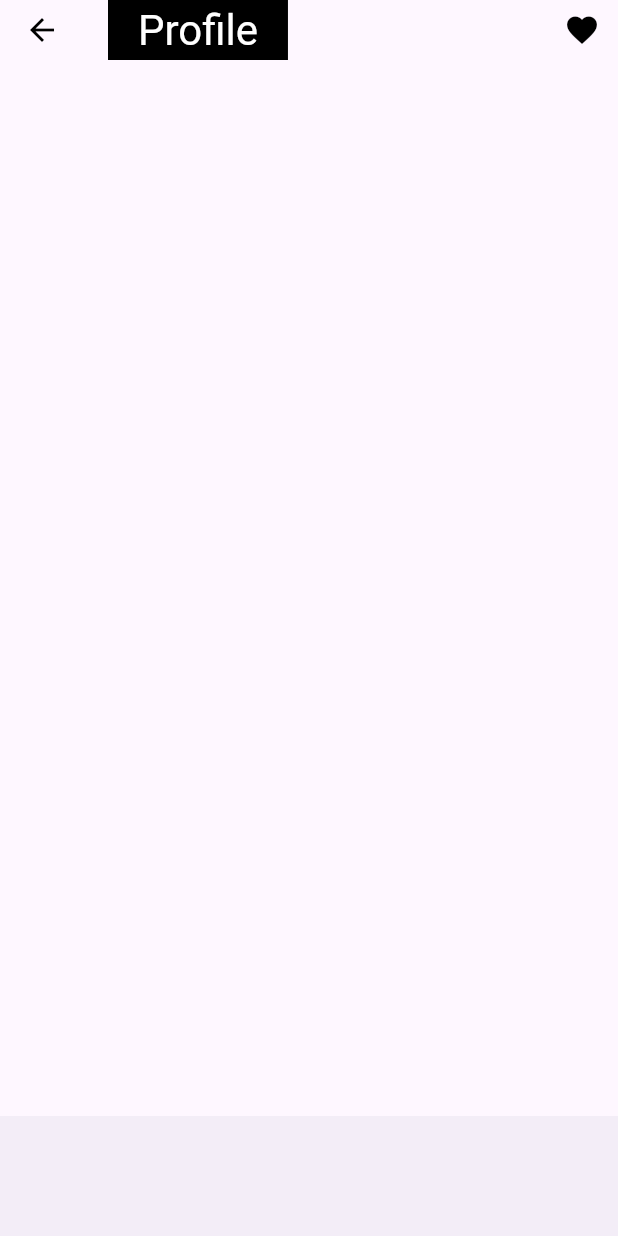
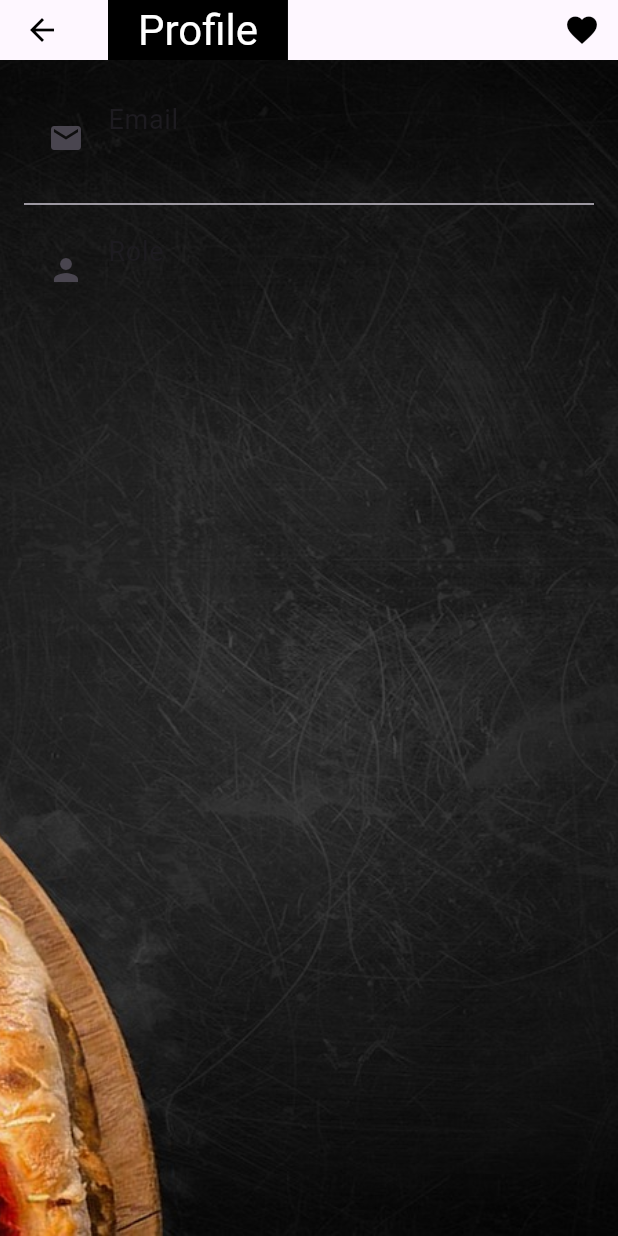
Before and after one commit to siwarbo/mh, a Flutter app: the ProfileUser screen opened by its route, on a phone screen of 412 x 824 dp. Run offline on Flutter 3.47's test engine with Material 3 defaults, Android fonts, the phone set to English and light mode, and no system bars; our stand-ins replace bloc, carousel_slider, cloud_firestore, equatable, firebase_auth, firebase_core and 4 more; accounts and stored records are empty.

Commit message:
complete the add data User from firestore

```diff
--- a/lib/features/user_auth/firebase_auth_implementation/firebase_auth_services.dart
+++ b/lib/features/user_auth/firebase_auth_implementation/firebase_auth_services.dart
@@ -6,6 +6,37 @@ import '../../../global/common/toast.dart';
 
 class FirebaseAuthService {
   FirebaseAuth _auth = FirebaseAuth.instance;
+
+  // Method to get the current user's UID
+  String? getCurrentUserUID() {
+    try {
+      return _auth.currentUser?.uid;
+    } catch (e) {
+      print('Error getting current user UID: $e');
+      return null;
+    }
+  }
+
+  // Method to get the user's email from Firestore
+  Future<String?> getUserEmailFromFirestore(String uid) async {
+    try {
+      DocumentSnapshot snapshot =
+          await FirebaseFirestore.instance.collection('users').doc(uid).get();
+      if (snapshot.exists) {
+        return snapshot.get('email');
+      } else {
+        showToast(message: 'User document does not exist');
+        return null;
+      }
+    } catch (e) {
+      showToast(message: 'Error fetching user email: $e');
+      return null;
+    }
+  }
+
+  // Method to get the user's role from Firestore
+
+
 
   Future<User?> signUpWithEmailAndPassword(
       String email, String password) async {
--- a/lib/screens/profileUser/profile_user_screen.dart
+++ b/lib/screens/profileUser/profile_user_screen.dart
@@ -1,7 +1,8 @@
+import 'package:alh/features/user_auth/firebase_auth_implementation/firebase_auth_services.dart';
 import 'package:alh/widgetts/widgets.dart';
 import 'package:flutter/material.dart';
 
-class ProfileUser extends StatelessWidget {
+class ProfileUser extends StatefulWidget {
   static const String routeName = '/user'; // Define route name
 
   static Route route() {
@@ -12,10 +13,87 @@ class ProfileUser extends StatelessWidget {
   }
 
   @override
+  _ProfileUserState createState() => _ProfileUserState();
+}
+
+class _ProfileUserState extends State<ProfileUser> {
+  FirebaseAuthService _authService = FirebaseAuthService();
+  String _email = '';
+  String _role = '';
+
+  @override
+  void initState() {
+    super.initState();
+    _fetchUserData();
+  }
+
+  Future<void> _fetchUserData() async {
+    try {
+      // Get current user's ID
+      String? uid = _authService.getCurrentUserUID();
+      // Fetch user data from Firestore
+      String? email = await _authService.getUserEmailFromFirestore(uid!);
+      String? role = await _authService.getUserRoleFromFirestore(uid!);
+
+      setState(() {
+        _email = email ?? 'N/A'; // Set email to 'N/A' if not found
+        _role = role ?? 'N/A'; // Set role to 'N/A' if not found
+      });
+    } catch (error) {
+      // Handle error
+      print('Error fetching user data: $error');
+    }
+  }
+
+  @override
   Widget build(BuildContext context) {
     return Scaffold(
       appBar: CustomAppBar(title: 'Profile'),
-      bottomNavigationBar: BottomAppBar(),
+      //bottomNavigationBar: BottomAppBar(),
+      body: Stack(children: [
+        Container(
+          width: MediaQuery.of(context).size.width,
+          height: MediaQuery.of(context).size.height,
+          decoration: const BoxDecoration(
+            image: DecorationImage(
+              image: AssetImage(
+                  'assets/images/profile.jpg'), // Replace with your image path
+              fit: BoxFit.cover, // Adjust image fit as needed
+            ),
+          ),
+        ),
+        Padding(
+          padding: const EdgeInsets.all(16.0),
+          child: Column(
+            crossAxisAlignment: CrossAxisAlignment.start,
+            children: [
+              ListTile(
+                leading: Icon(Icons.email),
+                title: Text(
+                  'Email',
+                  style: TextStyle(fontSize: 18.0),
+                ),
+                subtitle: Text(
+                  _email,
+                  style: TextStyle(fontSize: 16.0),
+                ),
+              ),
+              Divider(),
+              ListTile(
+                leading: Icon(Icons.person),
+                title: Text(
+                  'Role',
+                  style: TextStyle(fontSize: 18.0),
+                ),
+                subtitle: Text(
+                  _role,
+                  style: TextStyle(fontSize: 16.0),
+                ),
+              ),
+            ],
+          ),
+        ),
+      ]),
     );
   }
 }
```
Also changed, not shown: assets/images/profile.jpg (added).
